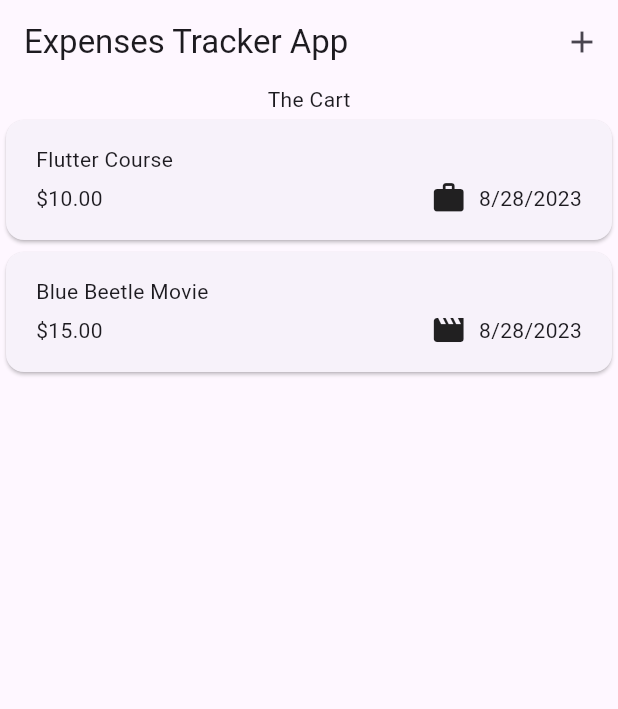
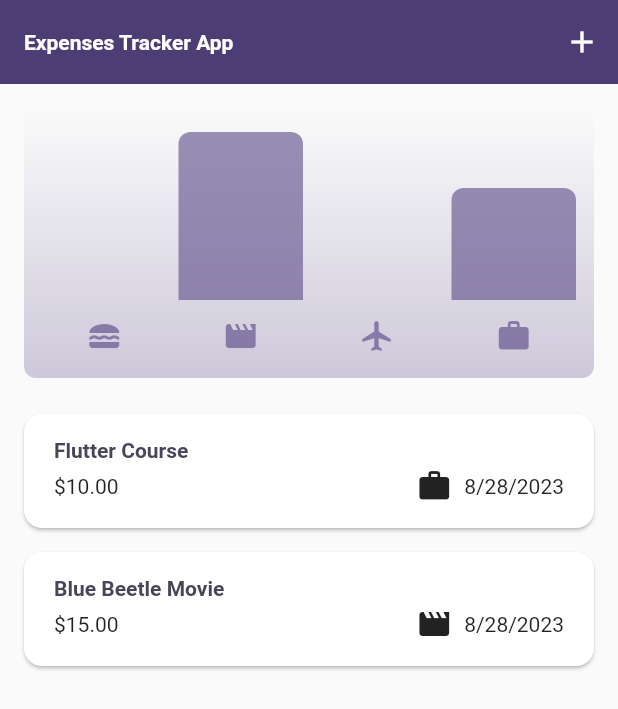
Before and after one commit to SempakHunter69/expense_tracker_app, a Flutter app: the screen it shows after launch, on a phone screen of 412 x 824 dp. Shown: the top 709 px of the screen. Run offline on Flutter 3.47's test engine with Material 2 defaults, Android fonts, the phone set to English and light mode, and no system bars.

Commit message:
Initial commit

```diff
--- a/lib/main.dart
+++ b/lib/main.dart
@@ -5,13 +5,71 @@ void main() {
   runApp(const MyApp());
 }
 
+var kColorScheme = ColorScheme.fromSeed(
+  seedColor: const Color.fromARGB(255, 96, 59, 181),
+);
+
+var kDarkColorScheme = ColorScheme.fromSeed(
+  brightness: Brightness.dark,
+  seedColor: const Color.fromARGB(255, 5, 99, 125),
+);
+
 class MyApp extends StatelessWidget {
   const MyApp({super.key});
 
   @override
   Widget build(context) {
     return MaterialApp(
-      theme: ThemeData(useMaterial3: true),
+      darkTheme: ThemeData.dark().copyWith(
+        useMaterial3: true,
+        colorScheme: kDarkColorScheme,
+        appBarTheme: const AppBarTheme().copyWith(
+          backgroundColor: kDarkColorScheme.onPrimaryContainer,
+          foregroundColor: kDarkColorScheme.onPrimary,
+        ),
+        cardTheme: const CardTheme().copyWith(
+          color: kDarkColorScheme.onSecondary,
+          margin: const EdgeInsets.symmetric(horizontal: 16, vertical: 8),
+        ),
+        elevatedButtonTheme: ElevatedButtonThemeData(
+          style: ElevatedButton.styleFrom(
+            backgroundColor: kDarkColorScheme.primaryContainer,
+            foregroundColor: kDarkColorScheme.onPrimaryContainer,
+          ),
+        ),
+        textTheme: ThemeData().textTheme.copyWith(
+              titleLarge: TextStyle(
+                fontWeight: FontWeight.bold,
+                color: kDarkColorScheme.onSecondaryContainer,
+                fontSize: 14,
+              ),
+            ),
+      ),
+      theme: ThemeData().copyWith(
+        useMaterial3: true,
+        colorScheme: kColorScheme,
+        appBarTheme: const AppBarTheme().copyWith(
+          backgroundColor: kColorScheme.onPrimaryContainer,
+          foregroundColor: kColorScheme.onPrimary,
+        ),
+        cardTheme: const CardTheme().copyWith(
+          color: kColorScheme.onSecondary,
+          margin: const EdgeInsets.symmetric(horizontal: 16, vertical: 8),
+        ),
+        elevatedButtonTheme: ElevatedButtonThemeData(
+          style: ElevatedButton.styleFrom(
+            backgroundColor: kColorScheme.primaryContainer,
+          ),
+        ),
+        textTheme: ThemeData().textTheme.copyWith(
+              titleLarge: TextStyle(
+                fontWeight: FontWeight.bold,
+                color: kColorScheme.onSecondaryContainer,
+                fontSize: 14,
+              ),
+            ),
+      ),
+      themeMode: ThemeMode.system,
       debugShowCheckedModeBanner: false,
       home: const Expenses(),
     );
--- a/lib/model/model_expense.dart
+++ b/lib/model/model_expense.dart
@@ -33,3 +33,26 @@ class Expense {
     return formatter.format(date);
   }
 }
+
+class ExpenseBucket {
+  ExpenseBucket({
+    required this.category,
+    required this.expenses,
+  });
+
+  final Category category;
+  final List<Expense> expenses;
+
+  ExpenseBucket.forCategory(List<Expense> allExpenses, this.category)
+      : expenses = allExpenses
+            .where((expense) => expense.category == category)
+            .toList();
+
+  double get totalExpenses {
+    double sum = 0;
+    for (final expense in expenses) {
+      sum += expense.amount;
+    }
+    return sum;
+  }
+}
--- /dev/null
+++ b/lib/widgets/chart/chart.dart
@@ -0,0 +1,95 @@
+import 'package:flutter/material.dart';
+
+import 'chart_bar.dart';
+import 'package:expense_tracker_app/model/model_expense.dart';
+
+class Chart extends StatelessWidget {
+  const Chart({super.key, required this.expenses});
+
+  final List<Expense> expenses;
+
+  List<ExpenseBucket> get buckets {
+    return [
+      ExpenseBucket.forCategory(expenses, Category.food),
+      ExpenseBucket.forCategory(expenses, Category.leisure),
+      ExpenseBucket.forCategory(expenses, Category.travel),
+      ExpenseBucket.forCategory(expenses, Category.work),
+    ];
+  }
+
+  double get maxTotalExpense {
+    double maxTotalExpense = 0;
+
+    for (final bucket in buckets) {
+      if (bucket.totalExpenses > maxTotalExpense) {
+        maxTotalExpense = bucket.totalExpenses;
+      }
+    }
+
+    return maxTotalExpense;
+  }
+
+  @override
+  Widget build(BuildContext context) {
+    final isDarkMode =
+        MediaQuery.of(context).platformBrightness == Brightness.dark;
+    return Container(
+      margin: const EdgeInsets.all(16),
+      padding: const EdgeInsets.symmetric(
+        vertical: 16,
+        horizontal: 8,
+      ),
+      width: double.infinity,
+      height: 180,
+      decoration: BoxDecoration(
+        borderRadius: BorderRadius.circular(8),
+        gradient: LinearGradient(
+          colors: [
+            Theme.of(context).colorScheme.primary.withOpacity(0.3),
+            Theme.of(context).colorScheme.primary.withOpacity(0.0)
+          ],
+          begin: Alignment.bottomCenter,
+          end: Alignment.topCenter,
+        ),
+      ),
+      child: Column(
+        children: [
+          Expanded(
+            child: Row(
+              crossAxisAlignment: CrossAxisAlignment.end,
+              children: [
+                for (final bucket in buckets) // alternative to map()
+                  ChartBar(
+                    fill: bucket.totalExpenses == 0
+                        ? 0
+                        : bucket.totalExpenses / maxTotalExpense,
+                  )
+              ],
+            ),
+          ),
+          const SizedBox(height: 12),
+          Row(
+            children: buckets
+                .map(
+                  (bucket) => Expanded(
+                    child: Padding(
+                      padding: const EdgeInsets.symmetric(horizontal: 4),
+                      child: Icon(
+                        categoryIcon[bucket.category],
+                        color: isDarkMode
+                            ? Theme.of(context).colorScheme.secondary
+                            : Theme.of(context)
+                                .colorScheme
+                                .primary
+                                .withOpacity(0.7),
+                      ),
+                    ),
+                  ),
+                )
+                .toList(),
+          )
+        ],
+      ),
+    );
+  }
+}
--- /dev/null
+++ b/lib/widgets/chart/chart_bar.dart
@@ -0,0 +1,34 @@
+import 'package:flutter/material.dart';
+
+class ChartBar extends StatelessWidget {
+  const ChartBar({
+    super.key,
+    required this.fill,
+  });
+
+  final double fill;
+
+  @override
+  Widget build(BuildContext context) {
+    final isDarkMode =
+        MediaQuery.of(context).platformBrightness == Brightness.dark;
+    return Expanded(
+      child: Padding(
+        padding: const EdgeInsets.symmetric(horizontal: 4),
+        child: FractionallySizedBox(
+          heightFactor: fill,
+          child: DecoratedBox(
+            decoration: BoxDecoration(
+              shape: BoxShape.rectangle,
+              borderRadius:
+                  const BorderRadius.vertical(top: Radius.circular(8)),
+              color: isDarkMode
+                  ? Theme.of(context).colorScheme.secondary
+                  : Theme.of(context).colorScheme.primary.withOpacity(0.65),
+            ),
+          ),
+        ),
+      ),
+    );
+  }
+}
--- a/lib/widgets/expenses.dart
+++ b/lib/widgets/expenses.dart
@@ -2,6 +2,8 @@ import 'package:expense_tracker_app/model/model_expense.dart';
 import 'package:expense_tracker_app/widgets/expenses_list/widget_expenses_list.dart';
 import 'package:expense_tracker_app/widgets/widget_modal_new_expense.dart';
 import 'package:flutter/material.dart';
+
+import 'chart/chart.dart';
 
 class Expenses extends StatefulWidget {
   const Expenses({super.key});
@@ -30,14 +32,58 @@ class _ExpansesState extends State<Expenses> {
 
   void _openAddExpenseOverlay() {
     showModalBottomSheet(
+        isScrollControlled: true,
         context: context,
         builder: (ctx) {
-          return const NewExpenseModal();
+          return NewExpenseModal(
+            onAddExpense: _addExpense,
+          );
         });
+  }
+
+  void _addExpense(Expense expense) {
+    setState(() {
+      _registeredExpenses.add(expense);
+    });
+  }
+
+  void _removeExpense(Expense expense) {
+    final getExpenseIndex = _registeredExpenses.indexOf(expense);
+    setState(() {
+      _registeredExpenses.remove(expense);
+    });
+    ScaffoldMessenger.of(context).clearSnackBars();
+    ScaffoldMessenger.of(context).showSnackBar(
+      SnackBar(
+        duration: const Duration(seconds: 3),
+        content: const Text('Expense deleted'),
+        action: SnackBarAction(
+          label: 'Undo',
+          onPressed: () {
+            setState(
+              () {
+                _registeredExpenses.insert(getExpenseIndex, expense);
+              },
+            );
+          },
+        ),
+      ),
+    );
   }
 
   @override
   Widget build(context) {
+    Widget mainContent = const Center(
+      child: Text('No expense added yet, please add some'),
+    );
+
+    if (_registeredExpenses.isNotEmpty) {
+      mainContent = ExpensesList(
+        expenses: _registeredExpenses,
+        onRemoveExpense: _removeExpense,
+      );
+    }
+
     return SafeArea(
         child: Scaffold(
       appBar: AppBar(
@@ -53,8 +99,12 @@ class _ExpansesState extends State<Expenses> {
       ),
       body: Column(
         children: [
-          const Text('The Cart'),
-          Expanded(child: ExpensesList(expenses: _registeredExpenses)),
+          Chart(
+            expenses: _registeredExpenses,
+          ),
+          Expanded(
+            child: mainContent,
+          ),
         ],
       ),
     ));
--- a/lib/widgets/expenses_list/widget_expense_item.dart
+++ b/lib/widgets/expenses_list/widget_expense_item.dart
@@ -15,7 +15,10 @@ class ExpenseItem extends StatelessWidget {
         child: Column(
           crossAxisAlignment: CrossAxisAlignment.start,
           children: [
-            Text(expense.title),
+            Text(
+              expense.title,
+              style: Theme.of(context).textTheme.titleLarge,
+            ),
             const SizedBox(
               height: 4,
             ),
--- a/lib/widgets/expenses_list/widget_expenses_list.dart
+++ b/lib/widgets/expenses_list/widget_expenses_list.dart
@@ -3,16 +3,34 @@ import 'package:expense_tracker_app/widgets/expenses_list/widget_expense_item.da
 import 'package:flutter/material.dart';
 
 class ExpensesList extends StatelessWidget {
-  const ExpensesList({super.key, required this.expenses});
+  const ExpensesList({
+    super.key,
+    required this.expenses,
+    required this.onRemoveExpense,
+  });
 
   final List<Expense> expenses;
+
+  final void Function(Expense expense) onRemoveExpense;
 
   @override
   Widget build(context) {
     return ListView.builder(
         itemCount: expenses.length,
         itemBuilder: (context, index) {
-          return ExpenseItem(expense: expenses[index]);
+          return Dismissible(
+            background: Container(
+              color: Theme.of(context).colorScheme.error.withOpacity(0.5),
+              margin: EdgeInsets.symmetric(
+                horizontal: Theme.of(context).cardTheme.margin!.horizontal,
+              ),
+            ),
+            onDismissed: (direction) {
+              onRemoveExpense(expenses[index]);
+            },
+            key: ValueKey(expenses[index]),
+            child: ExpenseItem(expense: expenses[index]),
+          );
         });
   }
 }
--- a/lib/widgets/widget_modal_new_expense.dart
+++ b/lib/widgets/widget_modal_new_expense.dart
@@ -2,7 +2,10 @@ import 'package:expense_tracker_app/model/model_expense.dart';
 import 'package:flutter/material.dart';
 
 class NewExpenseModal extends StatefulWidget {
-  const NewExpenseModal({super.key});
+  const NewExpenseModal({super.key, required this.onAddExpense});
+
+  final void Function(Expense expense) onAddExpense;
+
   @override
   State<NewExpenseModal> createState() {
     return _NewExpenseModal();
@@ -65,12 +68,22 @@ class _NewExpenseModal extends State<NewExpenseModal> {
       );
       return;
     }
+
+    widget.onAddExpense(
+      Expense(
+        title: _titleController.text,
+        amount: enteredAmount,
+        date: _selectedDate!,
+        category: _selectedCategory,
+      ),
+    );
+    Navigator.pop(context);
   }
 
   @override
   Widget build(BuildContext context) {
     return Padding(
-      padding: const EdgeInsets.all(16),
+      padding: const EdgeInsets.fromLTRB(16, 50, 16, 16),
       child: Column(
         children: [
           TextField(
```
